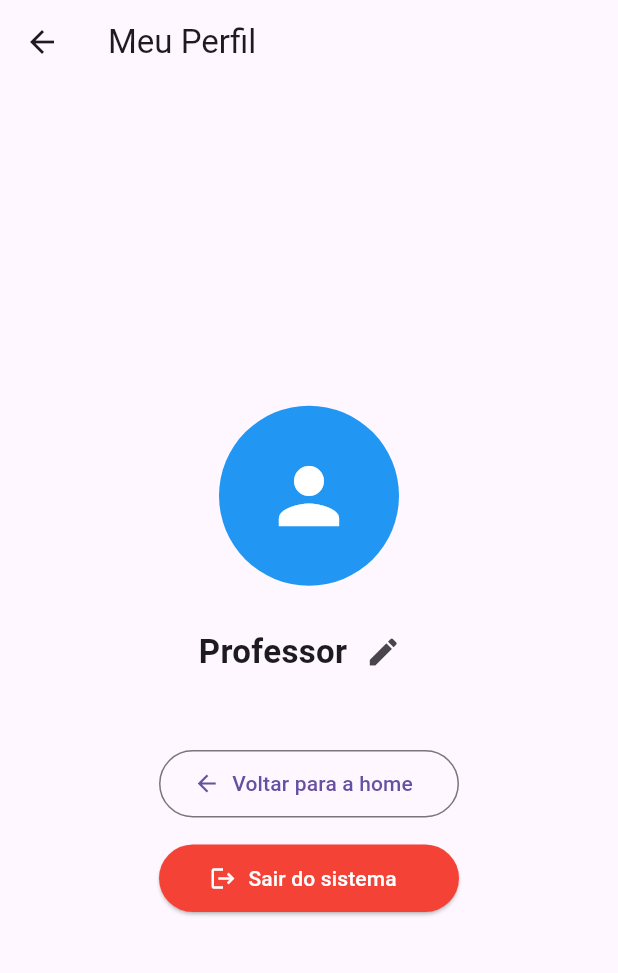
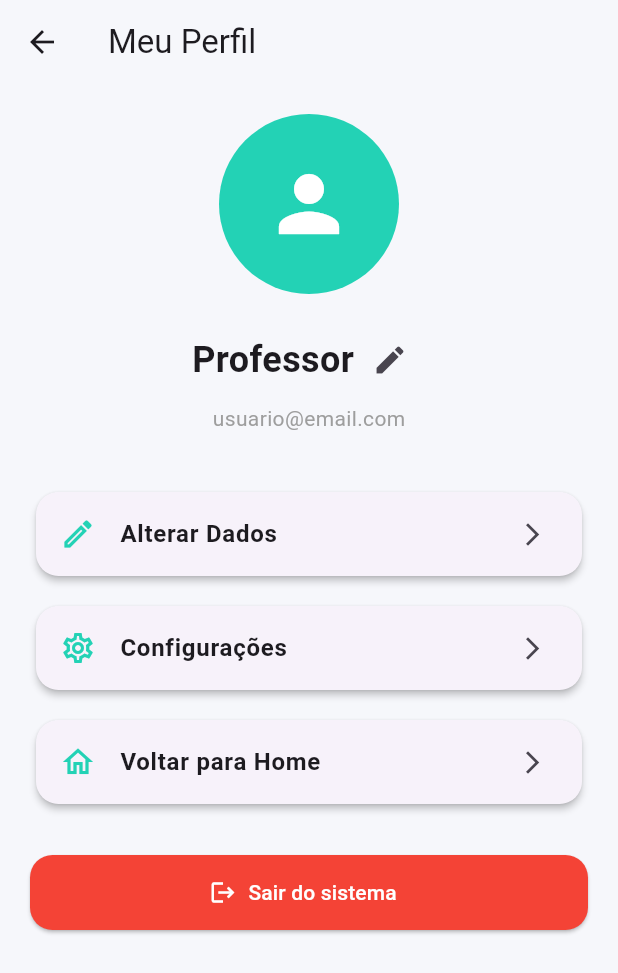
Before and after one commit to eduardoaalmeida/travelnote, a Flutter app: the PerfilPage screen opened directly, on a phone screen of 412 x 824 dp. Shown: the top 973 px of the screen. Run offline on Flutter 3.47's test engine with Material 3 defaults, Android fonts, the phone set to English and light mode, and no system bars; our stand-ins replace mask_text_input_formatter, shared_preferences; accounts and stored records are empty.

Commit message:
criacao do perfil_page

```diff
--- a/lib/perfil_page.dart
+++ b/lib/perfil_page.dart
@@ -1,5 +1,7 @@
 import 'package:flutter/material.dart';
 import 'login_page.dart';
+import 'configuracoes_page.dart';
+import 'alterar_dados_page.dart';
 
 class PerfilPage extends StatefulWidget {
   const PerfilPage({super.key});
@@ -10,6 +12,7 @@ class PerfilPage extends StatefulWidget {
 
 class _PerfilPageState extends State<PerfilPage> {
   String _nome = 'Professor';
+
   final TextEditingController _nomeController = TextEditingController();
 
   @override
@@ -20,9 +23,11 @@ class _PerfilPageState extends State<PerfilPage> {
 
   void _abrirEdicaoNome() {
     _nomeController.text = _nome;
+
     showModalBottomSheet(
       context: context,
       isScrollControlled: true,
+
       builder: (context) => Padding(
         padding: EdgeInsets.only(
           left: 20,
@@ -30,30 +35,41 @@ class _PerfilPageState extends State<PerfilPage> {
           top: 20,
           bottom: MediaQuery.of(context).viewInsets.bottom + 20,
         ),
+
         child: Column(
           mainAxisSize: MainAxisSize.min,
+
           children: [
             const Text(
               'Editar nome',
               style: TextStyle(fontSize: 18, fontWeight: FontWeight.bold),
             ),
+
             const SizedBox(height: 15),
+
             TextField(
               controller: _nomeController,
               autofocus: true,
+
               decoration: const InputDecoration(
                 labelText: 'Novo nome',
                 border: OutlineInputBorder(),
               ),
             ),
+
             const SizedBox(height: 15),
+
             ElevatedButton(
               onPressed: () {
                 if (_nomeController.text.isNotEmpty) {
-                  setState(() => _nome = _nomeController.text);
+                  setState(() {
+                    _nome = _nomeController.text;
+                  });
                 }
+
                 Navigator.pop(context);
               },
+
               child: const Text('Salvar'),
             ),
           ],
@@ -65,24 +81,31 @@ class _PerfilPageState extends State<PerfilPage> {
   void _confirmarSaida() {
     showDialog(
       context: context,
+
       builder: (context) => AlertDialog(
         title: const Text('Sair do sistema'),
+
         content: const Text('Tem certeza que deseja sair?'),
+
         actions: [
           TextButton(
             onPressed: () => Navigator.pop(context),
+
             child: const Text('Não'),
           ),
+
           ElevatedButton(
             onPressed: () => Navigator.pushAndRemoveUntil(
               context,
               MaterialPageRoute(builder: (context) => const LoginPage()),
               (route) => false,
             ),
+
             style: ElevatedButton.styleFrom(
               backgroundColor: Colors.red,
               foregroundColor: Colors.white,
             ),
+
             child: const Text('Sim'),
           ),
         ],
@@ -90,30 +113,69 @@ class _PerfilPageState extends State<PerfilPage> {
     );
   }
 
+  Widget _itemPerfil({
+    required IconData icon,
+    required String titulo,
+    required VoidCallback onTap,
+  }) {
+    return Card(
+      elevation: 2,
+
+      shape: RoundedRectangleBorder(borderRadius: BorderRadius.circular(15)),
+
+      child: ListTile(
+        leading: Icon(icon, color: const Color(0xFF23D2B5)),
+
+        title: Text(
+          titulo,
+          style: const TextStyle(fontWeight: FontWeight.w600),
+        ),
+
+        trailing: const Icon(Icons.arrow_forward_ios, size: 18),
+
+        onTap: onTap,
+      ),
+    );
+  }
+
   @override
   Widget build(BuildContext context) {
     return Scaffold(
-      appBar: AppBar(title: const Text('Meu Perfil')),
-      body: Center(
+      backgroundColor: const Color(0xFFF6F7FB),
+
+      appBar: AppBar(
+        title: const Text('Meu Perfil'),
+        backgroundColor: const Color(0xFFF6F7FB),
+        elevation: 0,
+      ),
+
+      body: SingleChildScrollView(
+        padding: const EdgeInsets.all(20),
+
         child: Column(
-          mainAxisAlignment: MainAxisAlignment.center,
           children: [
             const CircleAvatar(
               radius: 60,
-              backgroundColor: Colors.blue,
+              backgroundColor: Color(0xFF23D2B5),
+
               child: Icon(Icons.person, size: 60, color: Colors.white),
             ),
+
             const SizedBox(height: 20),
+
             Row(
               mainAxisAlignment: MainAxisAlignment.center,
+
               children: [
                 Text(
                   _nome,
+
                   style: const TextStyle(
-                    fontSize: 22,
+                    fontSize: 24,
                     fontWeight: FontWeight.bold,
                   ),
                 ),
+
                 IconButton(
                   icon: const Icon(Icons.edit),
                   tooltip: 'Editar nome',
@@ -121,24 +183,75 @@ class _PerfilPageState extends State<PerfilPage> {
                 ),
               ],
             ),
-            const SizedBox(height: 40),
-            OutlinedButton.icon(
-              onPressed: () => Navigator.pop(context),
-              icon: const Icon(Icons.arrow_back),
-              label: const Text('Voltar para a home'),
-              style: OutlinedButton.styleFrom(
-                minimumSize: const Size(200, 45),
+
+            const SizedBox(height: 5),
+
+            const Text(
+              'usuario@email.com',
+
+              style: TextStyle(color: Colors.grey),
             ),
+
+            const SizedBox(height: 35),
+
+            _itemPerfil(
+              icon: Icons.edit_outlined,
+              titulo: 'Alterar Dados',
+
+              onTap: () {
+                Navigator.push(
+                  context,
+                  MaterialPageRoute(builder: (_) => const AlterarDadosPage()),
+                );
+              },
             ),
-            const SizedBox(height: 15),
-            ElevatedButton.icon(
+
+            const SizedBox(height: 12),
+
+            _itemPerfil(
+              icon: Icons.settings_outlined,
+              titulo: 'Configurações',
+
+              onTap: () {
+                Navigator.push(
+                  context,
+                  MaterialPageRoute(builder: (_) => const ConfiguracoesPage()),
+                );
+              },
+            ),
+
+            const SizedBox(height: 12),
+
+            _itemPerfil(
+              icon: Icons.home_outlined,
+              titulo: 'Voltar para Home',
+
+              onTap: () {
+                Navigator.pop(context);
+              },
+            ),
+
+            const SizedBox(height: 30),
+
+            SizedBox(
+              width: double.infinity,
+              height: 50,
+
+              child: ElevatedButton.icon(
                 onPressed: _confirmarSaida,
+
                 icon: const Icon(Icons.logout),
+
                 label: const Text('Sair do sistema'),
+
                 style: ElevatedButton.styleFrom(
                   backgroundColor: Colors.red,
                   foregroundColor: Colors.white,
-                minimumSize: const Size(200, 45),
+
+                  shape: RoundedRectangleBorder(
+                    borderRadius: BorderRadius.circular(15),
+                  ),
+                ),
               ),
             ),
           ],
```
Lines whose indentation alone changed are shown as unchanged.
